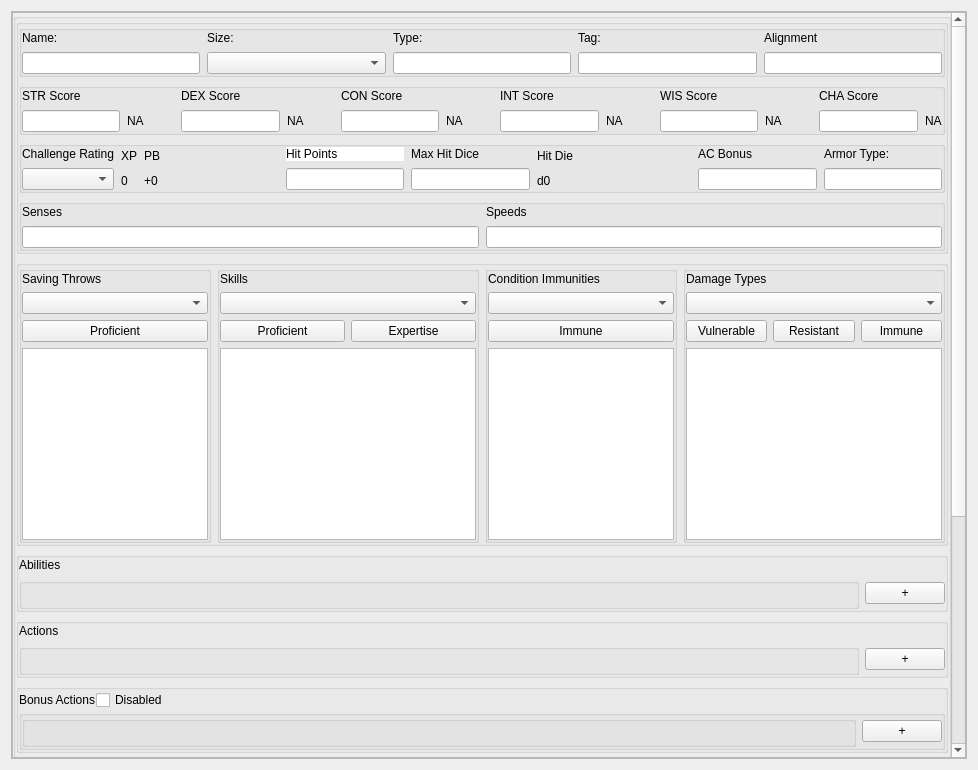
Before: the Qt Designer form qtdesignfiles/monsterdesigner.ui in ryanmalley101/5eAutomation, drawn with Qt 5.
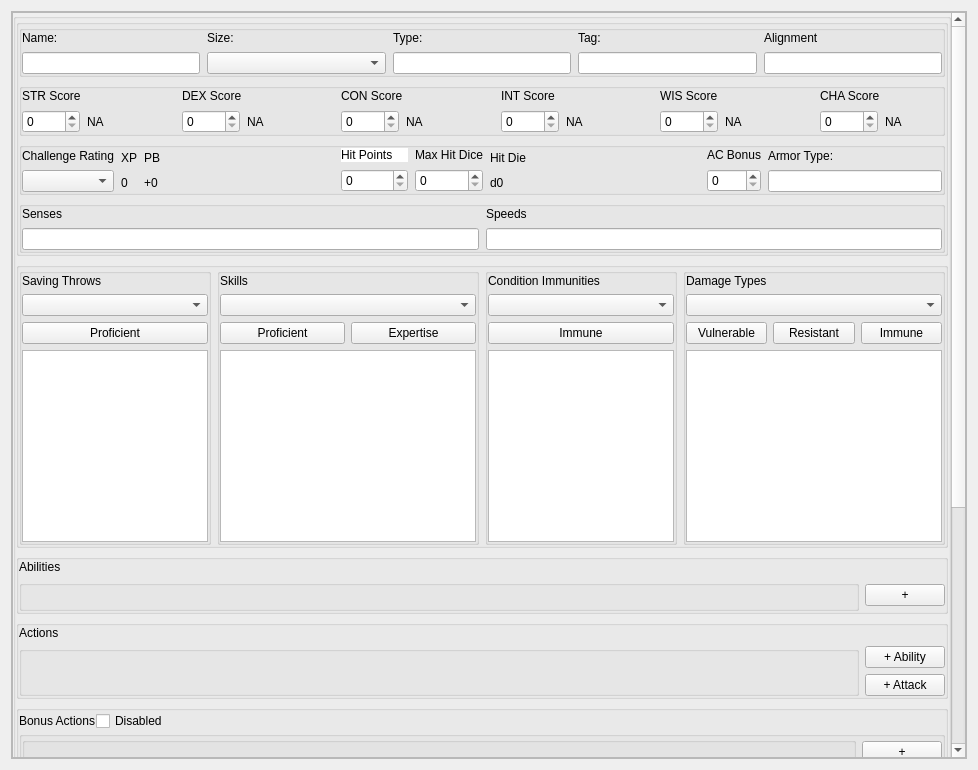
After: the same form once the commit is applied.

Commit message: Creature editor form debugged. Edited it so it uses spinboxes, much better now.

Diff of the .ui file:
```diff
--- a/qtdesignfiles/monsterdesigner.ui
+++ b/qtdesignfiles/monsterdesigner.ui
@@ -68,9 +68,9 @@
          <property name="geometry">
           <rect>
            <x>0</x>
-           <y>-322</y>
+           <y>0</y>
            <width>931</width>
-           <height>1066</height>
+           <height>1101</height>
           </rect>
          </property>
          <property name="sizePolicy">
@@ -293,7 +293,7 @@
                        <item>
                         <layout class="QHBoxLayout" name="horizontalLayout_3">
                          <item>
-                          <widget class="QLineEdit" name="str_edit"/>
+                          <widget class="QSpinBox" name="str_score_spinbox"/>
                          </item>
                          <item>
                           <widget class="QLabel" name="str_mod_label">
@@ -337,7 +337,7 @@
                        <item>
                         <layout class="QHBoxLayout" name="horizontalLayout_4">
                          <item>
-                          <widget class="QLineEdit" name="dex_edit"/>
+                          <widget class="QSpinBox" name="dex_score_spinbox"/>
                          </item>
                          <item>
                           <widget class="QLabel" name="dex_mod_label">
@@ -381,7 +381,7 @@
                        <item>
                         <layout class="QHBoxLayout" name="horizontalLayout_5">
                          <item>
-                          <widget class="QLineEdit" name="con_edit"/>
+                          <widget class="QSpinBox" name="con_score_spinbox"/>
                          </item>
                          <item>
                           <widget class="QLabel" name="con_mod_label">
@@ -425,7 +425,7 @@
                        <item>
                         <layout class="QHBoxLayout" name="horizontalLayout_6">
                          <item>
-                          <widget class="QLineEdit" name="int_edit"/>
+                          <widget class="QSpinBox" name="int_score_spinbox"/>
                          </item>
                          <item>
                           <widget class="QLabel" name="int_mod_label">
@@ -469,7 +469,7 @@
                        <item>
                         <layout class="QHBoxLayout" name="horizontalLayout_7">
                          <item>
-                          <widget class="QLineEdit" name="wis_edit"/>
+                          <widget class="QSpinBox" name="wis_score_spinbox"/>
                          </item>
                          <item>
                           <widget class="QLabel" name="wis_mod_label">
@@ -513,7 +513,7 @@
                        <item>
                         <layout class="QHBoxLayout" name="horizontalLayout_8">
                          <item>
-                          <widget class="QLineEdit" name="cha_edit"/>
+                          <widget class="QSpinBox" name="cha_score_spinbox"/>
                          </item>
                          <item>
                           <widget class="QLabel" name="cha_mod_label">
@@ -639,7 +639,11 @@
                         </widget>
                        </item>
                        <item>
-                        <widget class="QLineEdit" name="hit_points_edit"/>
+                        <widget class="QSpinBox" name="hit_points_spinbox">
+                         <property name="maximum">
+                          <number>100000</number>
+                         </property>
+                        </widget>
                        </item>
                       </layout>
                      </item>
@@ -653,7 +657,11 @@
                         </widget>
                        </item>
                        <item>
-                        <widget class="QLineEdit" name="max_hit_dice_edit"/>
+                        <widget class="QSpinBox" name="max_hit_dice_spinbox">
+                         <property name="maximum">
+                          <number>1000</number>
+                         </property>
+                        </widget>
                        </item>
                       </layout>
                      </item>
@@ -701,7 +709,7 @@
                         </widget>
                        </item>
                        <item>
-                        <widget class="QLineEdit" name="ac_bonus_edit"/>
+                        <widget class="QSpinBox" name="ac_bonus_spinbox"/>
                        </item>
                       </layout>
                      </item>
@@ -1300,7 +1308,14 @@
                          <item>
                           <widget class="QPushButton" name="add_action_button">
                            <property name="text">
-                            <string>+</string>
+                            <string>+ Ability</string>
+                           </property>
+                          </widget>
+                         </item>
+                         <item>
+                          <widget class="QPushButton" name="add_attack_action_button">
+                           <property name="text">
+                            <string>+ Attack</string>
                            </property>
                           </widget>
                          </item>
```
Left out of the diff: 2 changed lines with no effect on the pictures. The commit also changes 3 other files.
